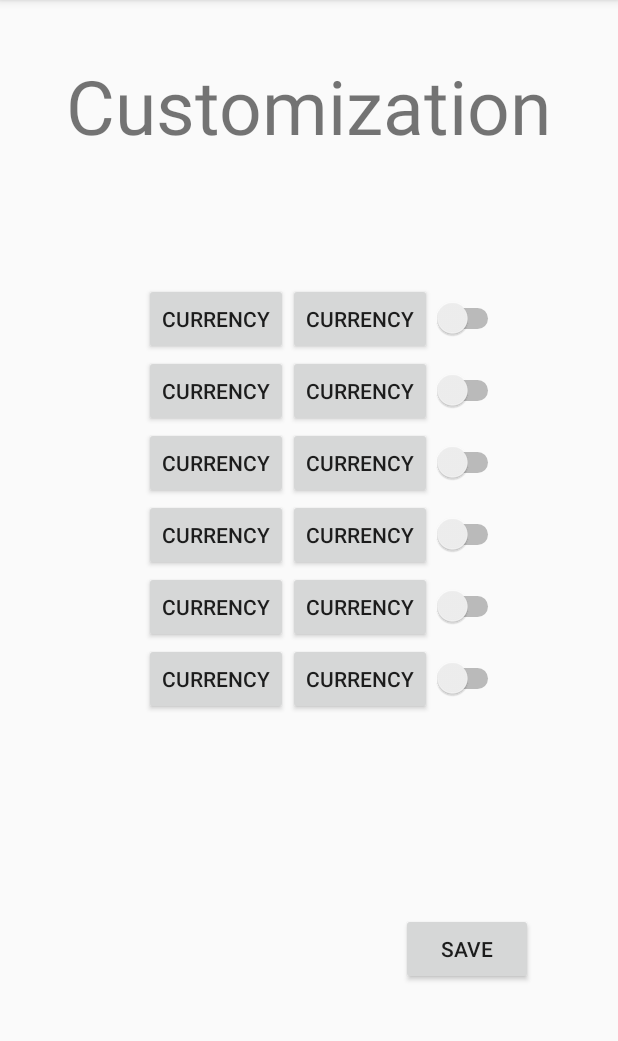
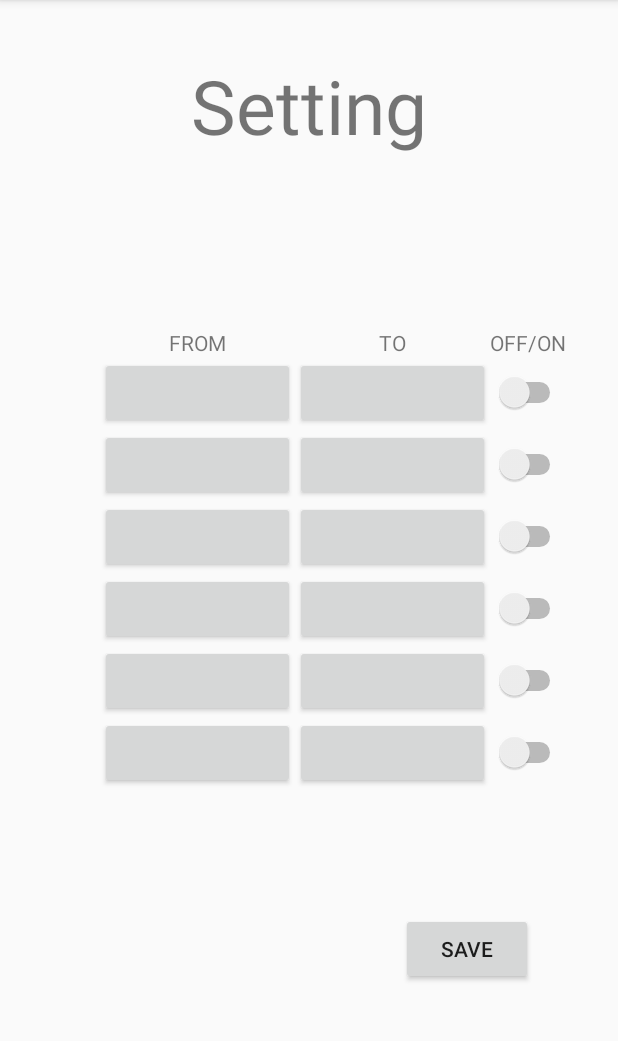
Before and after one commit to NeuroscientistAlzheimer/NewConverter, an Android app: the Customization screen opened directly, with no data from a screen before it, on a phone screen of 412 x 824 dp, the part 84-1125 px from its top. Run offline under Robolectric (Android 15) with nearby library versions, the phone set to English and light mode, and no system bars; our stand-ins replace Volley; libraries missing offline, so code that uses them is left out: in.galaxyofandroid.spinerdialog; network calls fail; 3 statements that could not run were skipped.

```diff
--- a/app/src/main/java/com/example/newconverter/Customization.java
+++ b/app/src/main/java/com/example/newconverter/Customization.java
@@ -3,6 +3,9 @@ package com.example.newconverter;
 import androidx.appcompat.app.AppCompatActivity;
 
 import android.content.ContentValues;
+import android.content.Intent;
+import android.content.SharedPreferences;
+import android.database.Cursor;
 import android.database.sqlite.SQLiteDatabase;
 import android.os.Bundle;
 import android.util.Log;
@@ -45,6 +48,7 @@ public class Customization extends AppCompatActivity implements View.OnClickList
     Button currency52;
     Button currency61;
     Button currency62;
+    Button save;
     Switch switch1;
     Switch switch2;
     Switch switch3;
@@ -56,6 +60,8 @@ public class Customization extends AppCompatActivity implements View.OnClickList
     DBHelper dbHelper;
     String currency_to;
     String currency;
+    SharedPreferences sPref;
+    final String SAVED_TEXT = "saved_text";
 
     @Override
     protected void onCreate(Bundle savedInstanceState) {
@@ -80,6 +86,7 @@ public class Customization extends AppCompatActivity implements View.OnClickList
         switch4=(Switch) findViewById(R.id.switch4);
         switch5=(Switch) findViewById(R.id.switch5);
         switch6=(Switch) findViewById(R.id.switch6);
+        save = (Button) findViewById(R.id.save);
 
         currency11.setOnClickListener(this);
         currency12.setOnClickListener(this);
@@ -93,6 +100,7 @@ public class Customization extends AppCompatActivity implements View.OnClickList
         currency52.setOnClickListener(this);
         currency61.setOnClickListener(this);
         currency62.setOnClickListener(this);
+        save.setOnClickListener(this);
 
         itemsQueue = Volley.newRequestQueue(this);
         emtyTtemsCurrency(itemsCurrency);
@@ -101,6 +109,8 @@ public class Customization extends AppCompatActivity implements View.OnClickList
         spinnerCurrency.setCancellable(true);
         spinnerCurrency.setShowKeyboard(false);
         dbHelper = new DBHelper(this);
+        Log.d("Pars", "база");
+        LoadOption();
 
     }
     public void onClick (View view){
@@ -154,12 +164,20 @@ public class Customization extends AppCompatActivity implements View.OnClickList
                 spinnerCurrency.showSpinerDialog();
                 break;
             case R.id.save:
+                SQLiteDatabase database = dbHelper.getWritableDatabase();
+                ContentValues contentValues = new ContentValues();
+                database.delete(DBHelper.TABLE_CURRENCY,null,null);
+                Log.d("Pars", "база");
                 DBsrw(currency11,currency12,switch1);
                 DBsrw(currency21,currency22,switch2);
                 DBsrw(currency31,currency32,switch3);
                 DBsrw(currency41,currency42,switch4);
                 DBsrw(currency51,currency52,switch5);
                 DBsrw(currency61,currency62,switch6);
+                Log.d("Pars", "база");
+                SvaeOption();
+                Intent intent = new Intent(Customization.this, MainActivity.class);
+                startActivity(intent);
                 break;
 
 
@@ -167,8 +185,18 @@ public class Customization extends AppCompatActivity implements View.OnClickList
 
 
     }
+
+
+
     private void DBsrw(Button to, Button in, Switch on_of){
-
+            Boolean Check = on_of.isChecked();
+            String c_to;
+            String c_in;
+            String c;
+            c = "currency";
+            c_to =(String) to.getText();
+            c_in =(String) in.getText();
+            if(Check == true && c_in != c_to && c_to != c) {
                 SQLiteDatabase database = dbHelper.getWritableDatabase();
                 ContentValues contentValues = new ContentValues();
                 currency_to = to.getText().toString();
@@ -177,24 +205,38 @@ public class Customization extends AppCompatActivity implements View.OnClickList
                 contentValues.put(DBHelper.KEY_CURRENCY, currency);
 
                 database.insert(DBHelper.TABLE_CURRENCY, null, contentValues);
+                Log.d("Pars", "база");
+                Cursor cursor = database.query(DBHelper.TABLE_CURRENCY, null, null, null, null, null, null);
+                if (cursor.moveToFirst()) {
+                    Log.d("Pars", "база4");
+                    int idIndex = cursor.getColumnIndex(DBHelper.KEY_ID);
+                    int nameIndex = cursor.getColumnIndex(DBHelper.KEY_CURRENCY_TO);
+                    int emailIndex = cursor.getColumnIndex(DBHelper.KEY_CURRENCY);
+                    do {
+                        Log.d("Pars", "ID = " + cursor.getInt(idIndex) +
+                                ", name = " + cursor.getString(nameIndex) +
+                                ", email = " + cursor.getString(emailIndex));
+                    } while (cursor.moveToNext());
+                } else
+                    Log.d("mLog", "0 rows");
+
+                cursor.close();
+            }
+
     }
 
     private void emtyTtemsCurrency(final ArrayList<String> items) {
-        String url = "http://apilayer.net/api/live?access_key=ad16a4ab373cbeca1bdbf0fd5b1e77ed";
+        String url = "http://apilayer.net/api/live?access_key=791ccd6771bd7c709f97fb37ca83c8dd";
         JsonObjectRequest request = new JsonObjectRequest(Request.Method.GET, url, null, new Response.Listener<JSONObject>() {
             public void onResponse(JSONObject response) {
                 try {
-                    Log.d("Pars", "1присвоение");
                     JSONObject last = (JSONObject) response.get("quotes");
-                    Log.d("Pars", "2присвоение");
                     Iterator<String> keys = last.keys();
                     do {
                         String k = keys.next().toString();
                         k = k.substring(3, k.length());
                         items.add(k);
-                        Log.d("Pars", "3завершение" + k);
                     } while (keys.hasNext());
-                    Log.d("Pars", "3завершение" + keys);
                 } catch (JSONException e) {
                     e.printStackTrace();
                 }
@@ -222,4 +264,50 @@ public class Customization extends AppCompatActivity implements View.OnClickList
 
     }
 
+    private void SvaeOption() {
+        sPref = getPreferences(MODE_PRIVATE);
+        SharedPreferences.Editor ed = sPref.edit();
+        ed.putString("currency11", currency11.getText().toString());
+        ed.putString("currency12", currency12.getText().toString());
+        ed.putString("currency21", currency21.getText().toString());
+        ed.putString("currency22", currency22.getText().toString());
+        ed.putString("currency31", currency31.getText().toString());
+        ed.putString("currency32", currency32.getText().toString());
+        ed.putString("currency41", currency41.getText().toString());
+        ed.putString("currency42", currency42.getText().toString());
+        ed.putString("currency51", currency51.getText().toString());
+        ed.putString("currency52", currency52.getText().toString());
+        ed.putString("currency61", currency61.getText().toString());
+        ed.putString("currency62", currency62.getText().toString());
+        ed.putBoolean("switch1", switch1.isChecked());
+        ed.putBoolean("switch2", switch2.isChecked());
+        ed.putBoolean("switch3", switch3.isChecked());
+        ed.putBoolean("switch4", switch4.isChecked());
+        ed.putBoolean("switch5", switch5.isChecked());
+        ed.putBoolean("switch6", switch6.isChecked());
+        ed.apply();
     }
+    private void LoadOption(){
+        sPref = getPreferences(MODE_PRIVATE);
+        currency11.setText(sPref.getString("currency11",""));
+        currency12.setText(sPref.getString("currency12",""));
+        currency21.setText(sPref.getString("currency21",""));
+        currency22.setText(sPref.getString("currency22",""));
+        currency31.setText(sPref.getString("currency31",""));
+        currency32.setText(sPref.getString("currency32",""));
+        currency41.setText(sPref.getString("currency41",""));
+        currency42.setText(sPref.getString("currency42",""));
+        currency51.setText(sPref.getString("currency51",""));
+        currency52.setText(sPref.getString("currency52",""));
+        currency61.setText(sPref.getString("currency61",""));
+        currency62.setText(sPref.getString("currency62",""));
+        switch1.setChecked(sPref.getBoolean("switch1",false));
+        switch2.setChecked(sPref.getBoolean("switch2",false));
+        switch3.setChecked(sPref.getBoolean("switch3",false));
+        switch4.setChecked(sPref.getBoolean("switch4",false));
+        switch5.setChecked(sPref.getBoolean("switch5",false));
+        switch6.setChecked(sPref.getBoolean("switch6",false));
+
+    }
+
+}
--- a/app/src/main/res/layout/activity_customization.xml
+++ b/app/src/main/res/layout/activity_customization.xml
@@ -8,14 +8,39 @@
 
     <TableLayout
         android:id="@+id/tableLayout"
-        android:layout_width="300dp"
-        android:layout_height="300dp"
+        android:layout_width="315dp"
+        android:layout_height="331dp"
         app:layout_constraintBottom_toBottomOf="parent"
         app:layout_constraintEnd_toEndOf="parent"
-        app:layout_constraintHorizontal_bias="0.855"
+        app:layout_constraintHorizontal_bias="0.688"
         app:layout_constraintStart_toStartOf="parent"
-        app:layout_constraintTop_toTopOf="parent"
-        app:layout_constraintVertical_bias="0.403">
+        app:layout_constraintTop_toTopOf="parent">
+
+        <TableRow
+            android:layout_width="match_parent"
+            android:layout_height="match_parent">
+
+            <TextView
+                android:id="@+id/textView2"
+                android:layout_width="wrap_content"
+                android:layout_height="wrap_content"
+                android:gravity="center"
+                android:text="@string/From" />
+
+            <TextView
+                android:id="@+id/textView3"
+                android:layout_width="wrap_content"
+                android:layout_height="wrap_content"
+                android:gravity="center"
+                android:text="@string/To" />
+
+            <TextView
+                android:id="@+id/textView4"
+                android:layout_width="wrap_content"
+                android:layout_height="wrap_content"
+                android:gravity="center"
+                android:text="@string/Off_On" />
+        </TableRow>
 
         <TableRow
             android:layout_width="match_parent"
@@ -23,15 +48,15 @@
 
             <Button
                 android:id="@+id/currency11"
-                android:layout_width="wrap_content"
+                android:layout_width="130dp"
                 android:layout_height="wrap_content"
-                android:text="@string/Currency" />
+                android:text="@string/USD" />
 
             <Button
                 android:id="@+id/currency12"
-                android:layout_width="wrap_content"
-                android:layout_height="wrap_content"
-                android:text="@string/Currency" />
+                android:layout_width="130dp"
+                android:layout_height="match_parent"
+                android:text="@string/RUB" />
 
             <Switch
                 android:id="@+id/switch1"
@@ -48,13 +73,13 @@
                 android:id="@+id/currency21"
                 android:layout_width="wrap_content"
                 android:layout_height="wrap_content"
-                android:text="@string/Currency" />
+                android:text="@string/USD" />
 
             <Button
                 android:id="@+id/currency22"
                 android:layout_width="wrap_content"
                 android:layout_height="wrap_content"
-                android:text="@string/Currency" />
+                android:text="@string/RUB" />
 
             <Switch
                 android:id="@+id/switch2"
@@ -71,13 +96,13 @@
                 android:id="@+id/currency31"
                 android:layout_width="wrap_content"
                 android:layout_height="wrap_content"
-                android:text="@string/Currency" />
+                android:text="@string/USD" />
 
             <Button
                 android:id="@+id/currency32"
                 android:layout_width="wrap_content"
                 android:layout_height="wrap_content"
-                android:text="@string/Currency" />
+                android:text="@string/RUB" />
 
             <Switch
                 android:id="@+id/switch3"
@@ -94,13 +119,13 @@
                 android:id="@+id/currency41"
                 android:layout_width="wrap_content"
                 android:layout_height="wrap_content"
-                android:text="@string/Currency" />
+                android:text="@string/USD" />
 
             <Button
                 android:id="@+id/currency42"
                 android:layout_width="wrap_content"
                 android:layout_height="wrap_content"
-                android:text="@string/Currency" />
+                android:text="@string/RUB" />
 
             <Switch
                 android:id="@+id/switch4"
@@ -117,13 +142,13 @@
                 android:id="@+id/currency51"
                 android:layout_width="wrap_content"
                 android:layout_height="wrap_content"
-                android:text="@string/Currency" />
+                android:text="@string/USD" />
 
             <Button
                 android:id="@+id/currency52"
                 android:layout_width="wrap_content"
                 android:layout_height="wrap_content"
-                android:text="@string/Currency" />
+                android:text="@string/RUB" />
 
             <Switch
                 android:id="@+id/switch5"
@@ -140,13 +165,13 @@
                 android:id="@+id/currency61"
                 android:layout_width="wrap_content"
                 android:layout_height="wrap_content"
-                android:text="@string/Currency" />
+                android:text="@string/USD" />
 
             <Button
                 android:id="@+id/currency62"
                 android:layout_width="wrap_content"
                 android:layout_height="wrap_content"
-                android:text="@string/Currency" />
+                android:text="@string/RUB" />
 
             <Switch
                 android:id="@+id/switch6"
--- a/app/src/main/res/values/strings.xml
+++ b/app/src/main/res/values/strings.xml
@@ -1,6 +1,10 @@
 <resources>
     <string name="app_name">NewConverter</string>
     <string name="USD_RUB">USD - RUB</string>
-    <string name="Customization">Customization</string>
-    <string name="Currency">currency</string>
+    <string name="Customization">Setting</string>
+    <string name="RUB">RUB</string>
+    <string name="USD">USD</string>
+    <string name="From">FROM</string>
+    <string name="To">TO</string>
+    <string name="Off_On">OFF/ON</string>
 </resources>
```
Also changed, not shown: app/src/main/java/com/example/newconverter/MainActivity.java (+113 -11 lines), app/src/main/res/layout/activity_main.xml (+49 -30 lines). Lines whose indentation alone changed are shown as unchanged.
